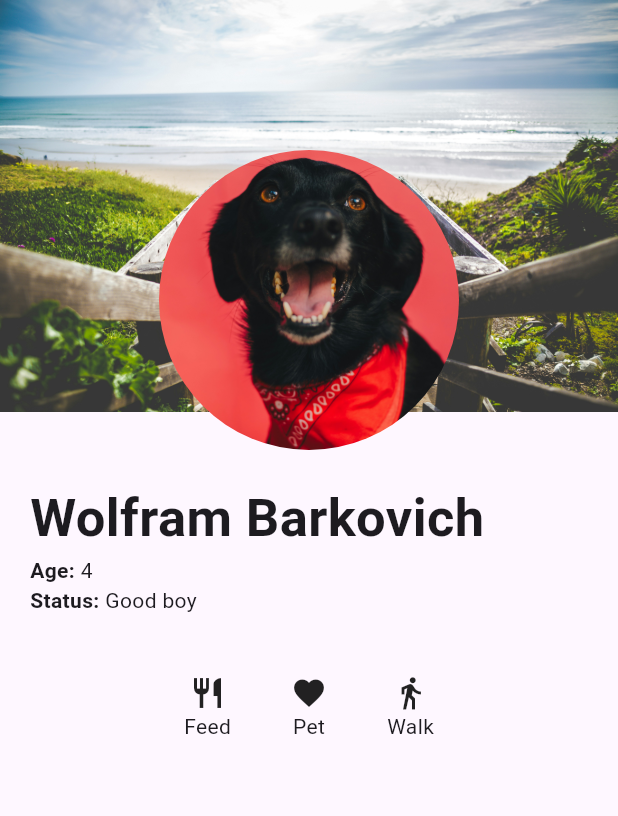
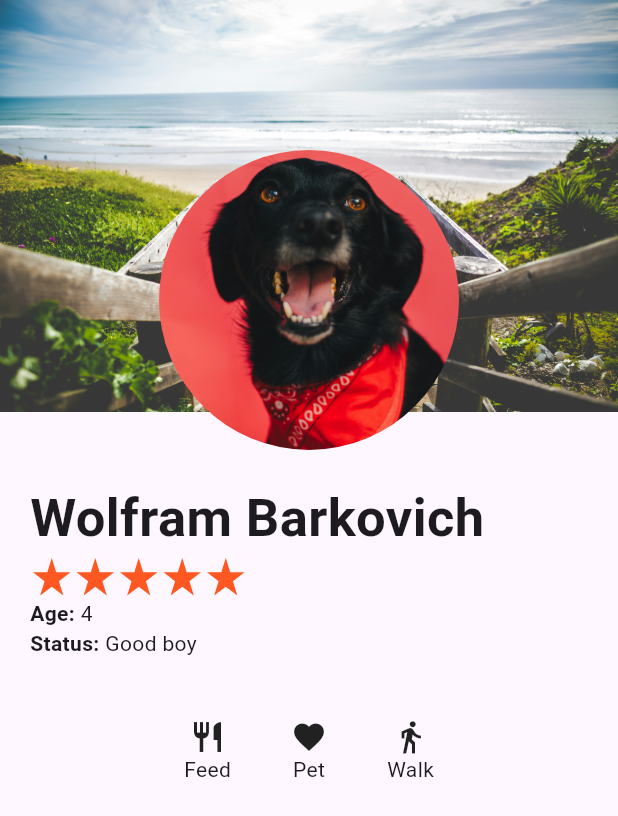
Before and after one commit to pilaabo/dog_profile, a Flutter app: the ProfileScreen screen opened directly, on a phone screen of 412 x 824 dp. Shown: the top 816 px of the screen. Run offline on Flutter 3.47's test engine with Material 3 defaults, Android fonts, the phone set to English and light mode, and no system bars.

Commit message:
Add ProfileScreen with star rating; update main app to display ProfileScreen

```diff
--- a/lib/flex_screen.dart
+++ b/lib/flex_screen.dart
@@ -10,7 +10,8 @@ class FlexScreen extends StatelessWidget {
       appBar: AppBar(
         title: const Text('Flexible and Expanded'),
       ),
-      body: Column(
+      body: SafeArea(
+        child: Column(
           crossAxisAlignment: CrossAxisAlignment.start,
           children: [
             ..._header(context, 'Expanded'),
@@ -20,6 +21,7 @@ class FlexScreen extends StatelessWidget {
             Expanded(child: Container()),
             _buildFooter(context),
           ],
+        ),
       ),
     );
   }
--- a/lib/main.dart
+++ b/lib/main.dart
@@ -12,7 +12,7 @@ class MainApp extends StatelessWidget {
   @override
   Widget build(BuildContext context) {
     return const MaterialApp(
-      home: FlexScreen(),
+      home: ProfileScreen(),
     );
   }
 }
--- a/lib/profile_screen.dart
+++ b/lib/profile_screen.dart
@@ -1,3 +1,4 @@
+import 'package:dog_profile/star.dart';
 import 'package:flutter/material.dart';
 
 class ProfileScreen extends StatelessWidget {
@@ -47,6 +48,7 @@ class ProfileScreen extends StatelessWidget {
             'Wolfram Barkovich',
             style: TextStyle(fontSize: 35, fontWeight: FontWeight.w600),
           ),
+          const StarRating(value: 5),
           _buildDetailsRow('Age', '4'),
           _buildDetailsRow('Status', 'Good boy'),
         ],
--- /dev/null
+++ b/lib/star.dart
@@ -0,0 +1,83 @@
+import 'package:flutter/material.dart';
+
+class Star extends StatelessWidget {
+  final Color color;
+  final double size;
+
+  const Star({
+    super.key,
+    required this.color,
+    required this.size,
+  });
+
+  @override
+  Widget build(BuildContext context) {
+    return SizedBox(
+      width: size,
+      height: size,
+      child: CustomPaint(
+        painter: _StarPainter(color),
+      ),
+    );
+  }
+}
+
+class _StarPainter extends CustomPainter {
+  final Color color;
+
+  _StarPainter(this.color);
+
+  @override
+  void paint(Canvas canvas, Size size) {
+    final paint = Paint()..color = color;
+
+    final path = Path();
+    path.moveTo(size.width * 0.5, 0);
+    path.lineTo(size.width * 0.618, size.height * 0.382);
+    path.lineTo(size.width, size.height * 0.382);
+    path.lineTo(size.width * 0.691, size.height * 0.618);
+    path.lineTo(size.width * 0.809, size.height);
+    path.lineTo(size.width * 0.5, size.height * 0.7639);
+    path.lineTo(size.width * 0.191, size.height);
+    path.lineTo(size.width * 0.309, size.height * 0.618);
+    path.lineTo(size.width * 0.309, size.height * 0.618);
+    path.lineTo(0, size.height * 0.382);
+    path.lineTo(size.width * 0.382, size.height * 0.382);
+
+    path.close();
+
+    canvas.drawPath(path, paint);
+  }
+
+  @override
+  bool shouldRepaint(covariant CustomPainter oldDelegate) => false;
+}
+
+class StarRating extends StatelessWidget {
+  final Color color;
+  final int value;
+  final double starSize;
+
+  const StarRating({
+    super.key,
+    required this.value,
+    this.color = Colors.deepOrange,
+    this.starSize = 25,
+  });
+
+  @override
+  Widget build(BuildContext context) {
+    return Row(
+      children: List.generate(
+        value,
+        (_) => Padding(
+          padding: const EdgeInsets.all(2.0),
+          child: Star(
+            color: color,
+            size: starSize,
+          ),
+        ),
+      ),
+    );
+  }
+}
```
Also changed, not shown: 1 other file. Lines whose indentation alone changed are shown as unchanged.
